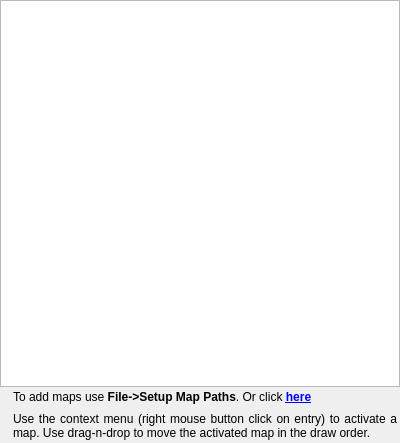
The window that src/qmapshack/map/IMapList.ui (Maproom/qmapshack) describes before a commit, drawn with Qt 5.
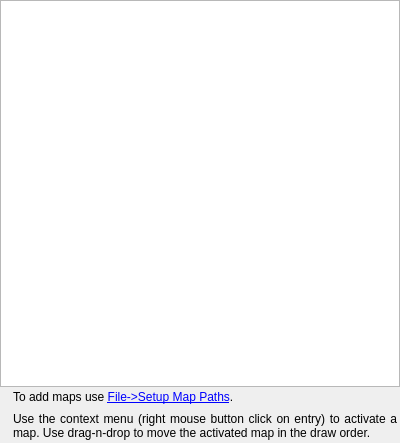
The same window after the commit. Icons and pictures are not drawn. Custom widgets are drawn as their Qt base class.

```diff
--- a/src/qmapshack/map/IMapList.ui
+++ b/src/qmapshack/map/IMapList.ui
@@ -100,7 +100,7 @@
        <item>
         <widget class="QLabel" name="labelHelpFillMapList">
          <property name="text">
-          <string>To add maps use &lt;b&gt;File-&gt;Setup Map Paths&lt;/b&gt;.  Or click &lt;a href='setup'&gt;&lt;b&gt;here&lt;/b&gt;&lt;/a&gt;</string>
+          <string>To add maps use &lt;a href='MapFolders'&gt;File-&gt;Setup Map Paths&lt;/a&gt;.</string>
          </property>
          <property name="alignment">
           <set>Qt::AlignJustify|Qt::AlignVCenter</set>
```
